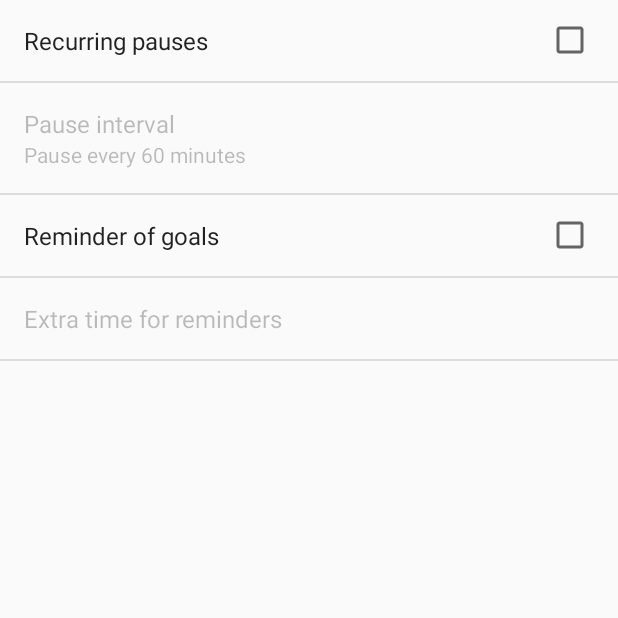
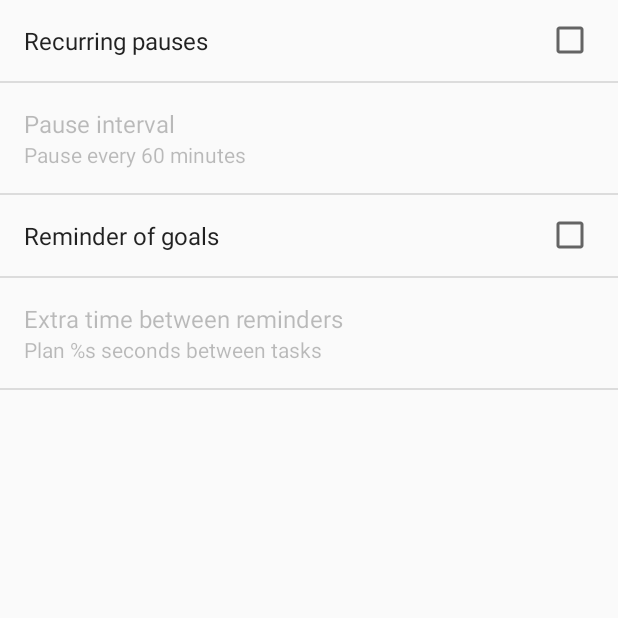
Before and after one commit to johnhamelink/franklin, an Android app: the Settings screen opened directly, with no data from a screen before it, on a phone screen of 412 x 824 dp, the top half of it. Run offline under Robolectric (Android 15) with nearby library versions, the phone set to English and light mode, and no system bars.

Commit message:
did not heed extra time setting

```diff
--- a/app/src/main/java/onion/logplusbmixd5zjl/util/Scheduler.java
+++ b/app/src/main/java/onion/logplusbmixd5zjl/util/Scheduler.java
@@ -57,7 +57,7 @@ public class Scheduler {
     /** schedules a nag at <code>now+prefs.nagMinutes</code> */
     public void scheduleNag() {
         scheduleNag(System.currentTimeMillis()
-                    + Long.valueOf(prefs.getString("nagMinutes", "60"))*60*1000);
+                    +Long.valueOf(prefs.getString("nagMinutes", "60"))*60*1000);
     }
     /** schedules a nag at <code>now+millisWhen</code> */
     public void scheduleNag(long millisWhen) {
--- a/app/src/main/res/xml/preferences.xml
+++ b/app/src/main/res/xml/preferences.xml
@@ -17,8 +17,9 @@
       android:title="Reminder of goals"
       android:defaultValue="False"/>
   <EditTextPreference
-      android:key="reminderExtraTime"
-      android:title="Extra time for reminders"
-      android:defaultValue="600"
-      android:dependency="reminder"/>
+      android:key="reminderExtraSeconds"
+      android:title="Extra time between reminders"
+      android:defaultValue="60"
+      android:dependency="reminder"
+      android:summary="Plan %s seconds between tasks"/>
 </PreferenceScreen>
```
Also changed, not shown: app/src/main/java/onion/logplusbmixd5zjl/data/Reminder.java (+5 -2 lines).
